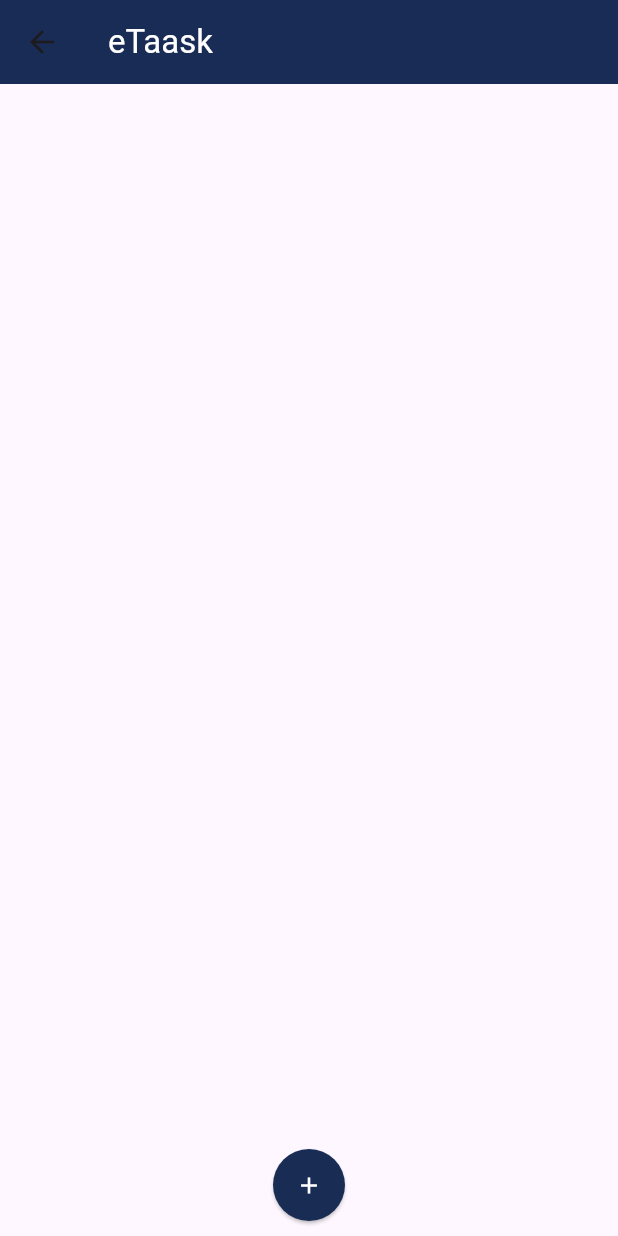
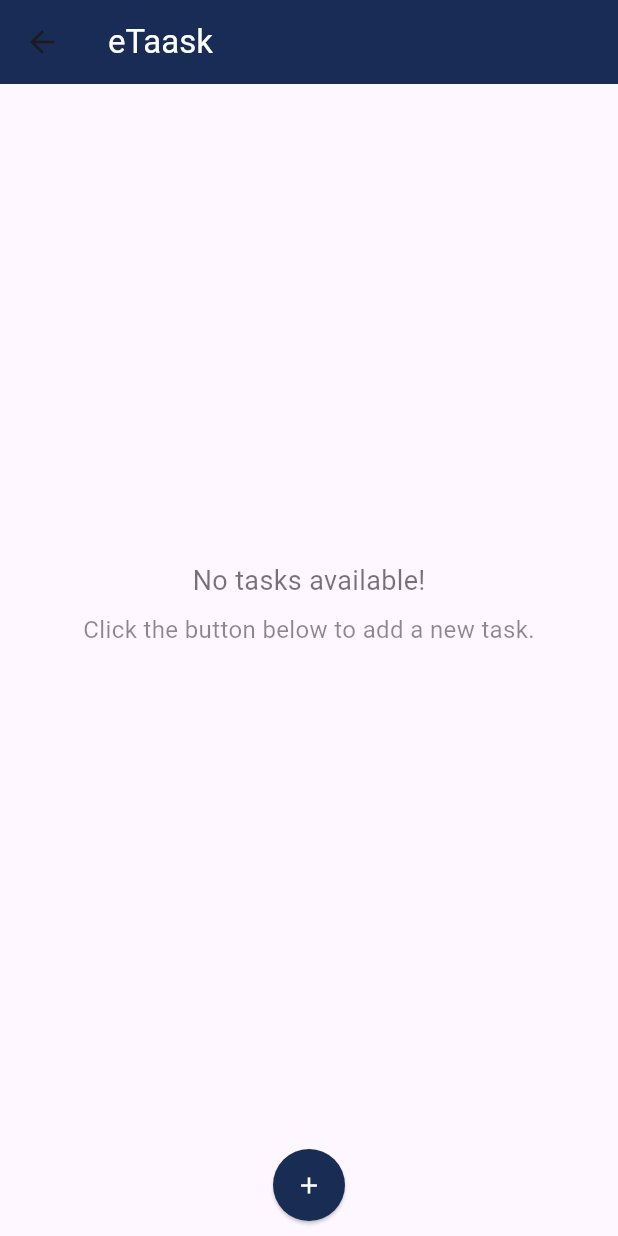
Before and after one commit to MohamedShafraz/Etaask, a Flutter app: the HomeScreen screen opened by its route, on a phone screen of 412 x 824 dp. Run offline on Flutter 3.47's test engine with Material 3 defaults, Android fonts, the phone set to English and light mode, and no system bars; our stand-ins replace flutter_riverpod, sqflite; accounts and stored records are empty.

Commit message:
home screen instruction added

```diff
--- a/lib/views/home_screen.dart
+++ b/lib/views/home_screen.dart
@@ -20,6 +20,26 @@ class HomeScreen extends ConsumerWidget {
       ),
       body: Column(
         children: [
+          if (tasks.isEmpty)
+            Expanded(
+              child: Center(
+                child: Column(
+                  mainAxisAlignment: MainAxisAlignment.center,
+                  children: [
+                    Text(
+                      'No tasks available!',
+                      style: TextStyle(fontSize: 18, color: Colors.black54),
+                    ),
+                    SizedBox(height: 8),
+                    Text(
+                      'Click the button below to add a new task.',
+                      style: TextStyle(fontSize: 16, color: Colors.black45),
+                    ),
+                  ],
+                ),
+              ),
+            )
+          else
             Expanded(
               child: ListView.builder(
                 itemCount: tasks.length,
```
Lines whose indentation alone changed are shown as unchanged.
